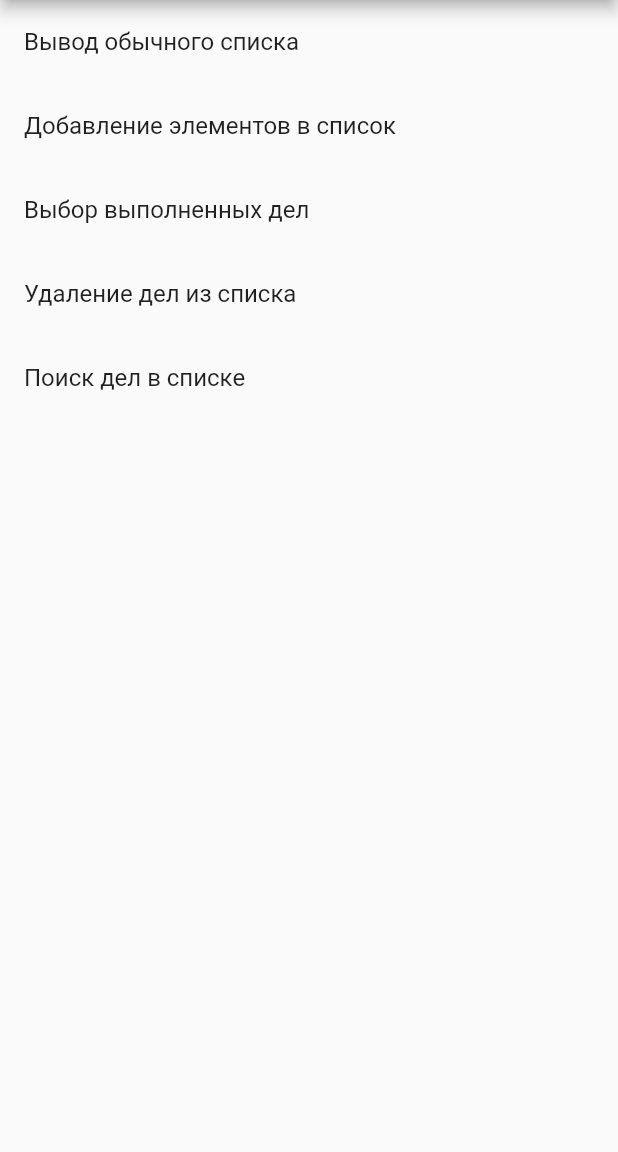
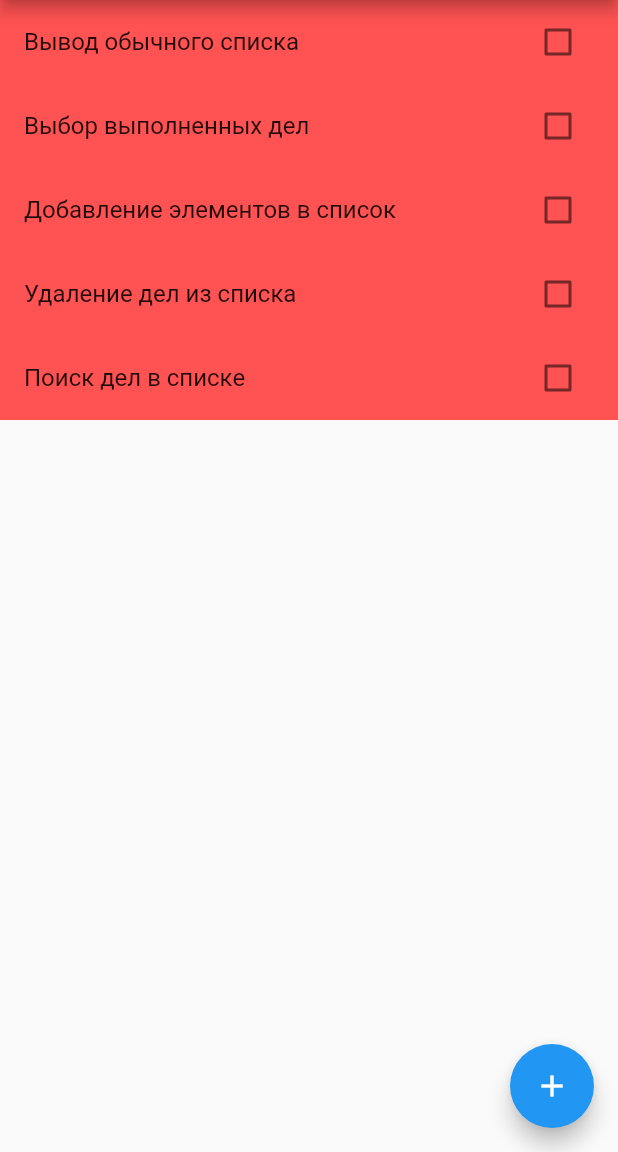
Before and after one commit to Yana-505/Flutter-ToDo-List, a Flutter app: the screen it shows after launch, on a phone screen of 412 x 824 dp, the part 84-1236 px from its top. Run offline on Flutter 3.47's test engine with Material 2 defaults, Android fonts, the phone set to English and light mode, and no system bars.

```diff
--- a/lib/main.dart
+++ b/lib/main.dart
@@ -1,5 +1,7 @@
 import 'package:flutter/material.dart';
+import 'package:todo/src/components/ToDoListItem/ToDoListItem.dart';
 import 'package:todo/src/mock/mock.dart';
+import 'package:todo/types.dart';
 
 void main() {
   runApp(MyApp(
@@ -10,7 +12,11 @@ void main() {
 class MyApp extends StatelessWidget {
   const MyApp({super.key, required this.items});
 
-  final List<String> items;
+  final List<ListItemType> items;
+
+  void _addItemToDo() {
+    print("add item");
+  }
 
   @override
   Widget build(BuildContext context) {
@@ -25,14 +31,16 @@ class MyApp extends StatelessWidget {
         ),
         body: ListView.builder(
             itemCount: items.length,
-            prototypeItem: ListTile(
-              title: Text(items.first),
-            ),
             itemBuilder: (context, index) {
-              return ListTile(
-                title: Text(items[index]),
+              return ToDoListItem(
+                item: items[index],
               );
             }),
+        floatingActionButton: FloatingActionButton(
+          onPressed: _addItemToDo,
+          tooltip: 'Increment',
+          child: const Icon(Icons.add),
+        ),
       ),
     );
   }
--- /dev/null
+++ b/lib/src/components/ToDoListItem/ToDoListItem.dart
@@ -0,0 +1,37 @@
+import 'package:flutter/material.dart';
+import '../../../types.dart';
+
+class ToDoListItem extends StatefulWidget {
+  final ListItemType item;
+
+  const ToDoListItem({super.key, required this.item});
+  @override
+  State<ToDoListItem> createState() => _ToDoListItemState();
+}
+
+class _ToDoListItemState extends State<ToDoListItem> {
+  @override
+  Widget build(BuildContext context) {
+    bool enabled = widget.item.isDone;
+
+    onChange() {
+      setState(() {
+        widget.item.isDone = !enabled;
+      });
+    }
+
+    return ListTile(
+      title: Text(widget.item.title),
+      tileColor: widget.item.isDone ? Colors.greenAccent : Colors.redAccent,
+      onTap: onChange,
+      trailing: Checkbox(
+        onChanged: (bool? value) {
+          setState(() {
+            widget.item.isDone = !enabled;
+          });
+        },
+        value: enabled,
+      ),
+    );
+  }
+}
--- /dev/null
+++ b/lib/types.dart
@@ -0,0 +1,6 @@
+class ListItemType {
+  String title;
+  bool isDone;
+
+  ListItemType({required this.title, required this.isDone});
+}
```
Also changed, not shown: lib/src/mock/mock.dart (+9 -1 lines).
